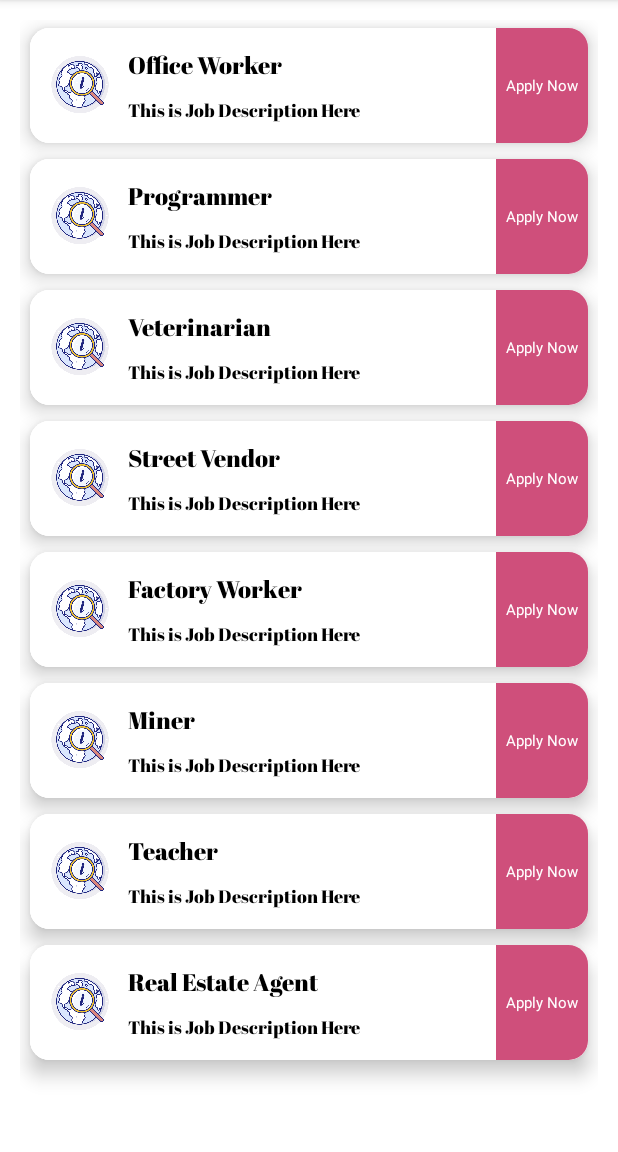
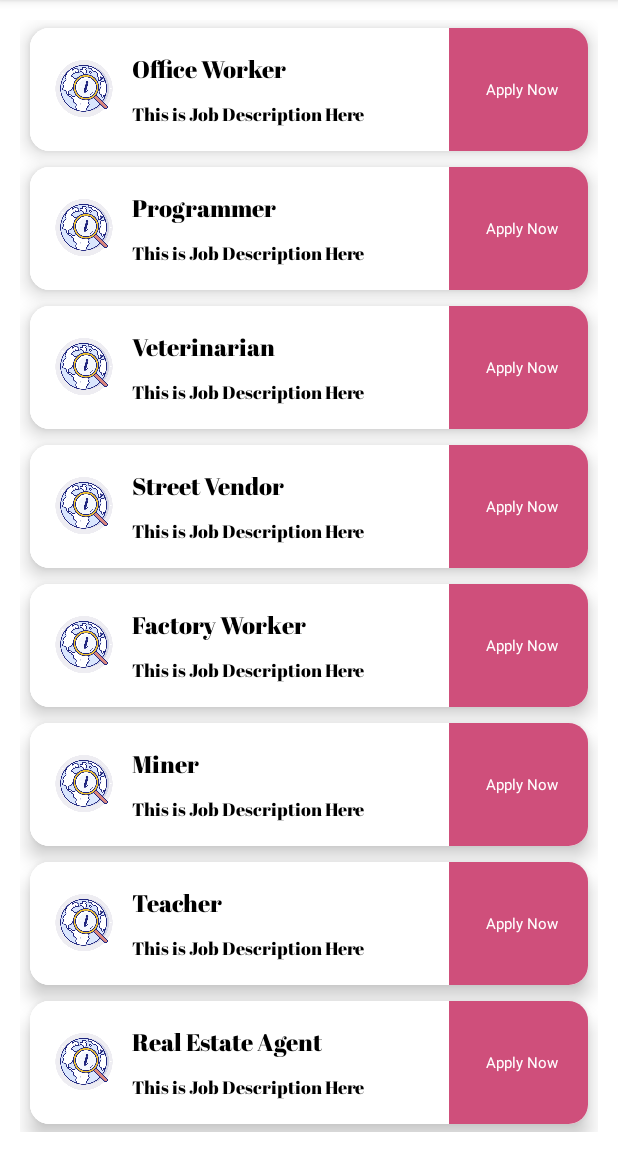
Before and after one commit to Preetojha08/NGO_Management_System, an Android app: the JobPortalActivity screen opened directly, with no data from a screen before it, on a phone screen of 412 x 824 dp, the part 84-1236 px from its top. Run offline under Robolectric (Android 15) with nearby library versions, the phone set to English and light mode, and no system bars; our stand-ins replace CircleImageView, sdp/ssp sizes.

Commit message:
Job Details CardView Done

```diff
--- a/app/src/main/res/layout/job_details_card.xml
+++ b/app/src/main/res/layout/job_details_card.xml
@@ -26,7 +26,7 @@
          <LinearLayout
              android:layout_width="match_parent"
              android:layout_weight="1"
-             android:padding="@dimen/_8sdp"
+             android:padding="@dimen/_10sdp"
              android:background="@color/white"
              android:orientation="horizontal"
              android:layout_height="wrap_content">
@@ -71,7 +71,8 @@
          <RelativeLayout
              android:layout_width="match_parent"
              android:layout_weight="3"
-             android:background="@color/white"
+             android:background="#CF4F7B"
+             android:padding="@dimen/_10sdp"
              android:layout_gravity="center_vertical|right"
              android:layout_height="match_parent">
 
```
